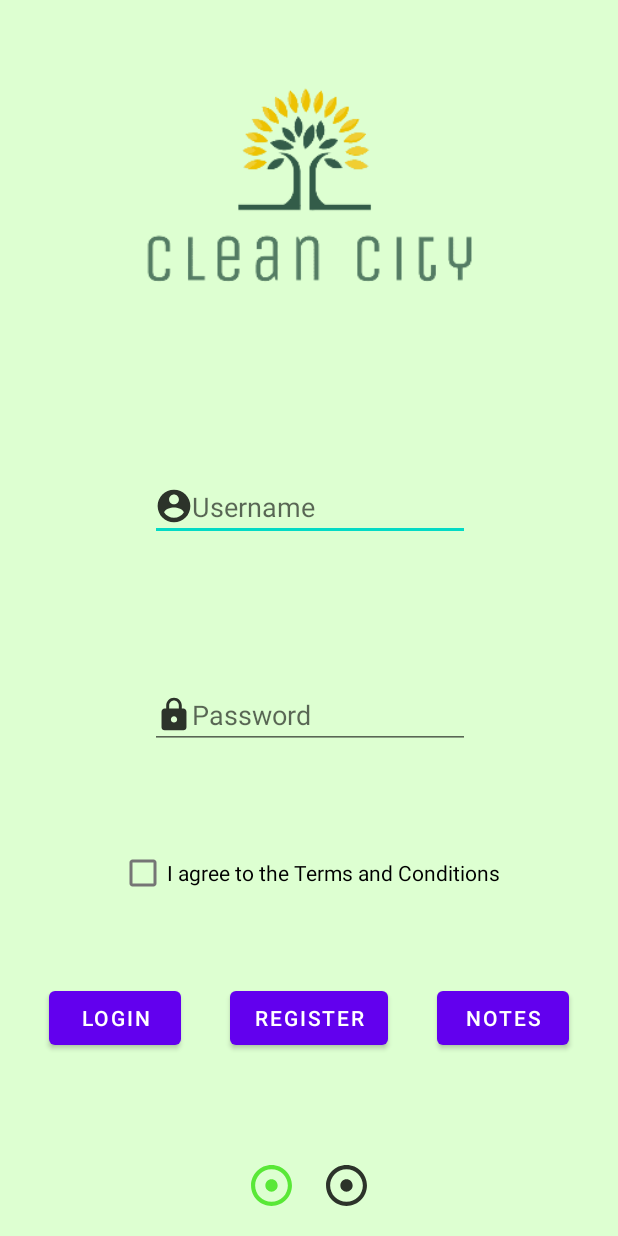
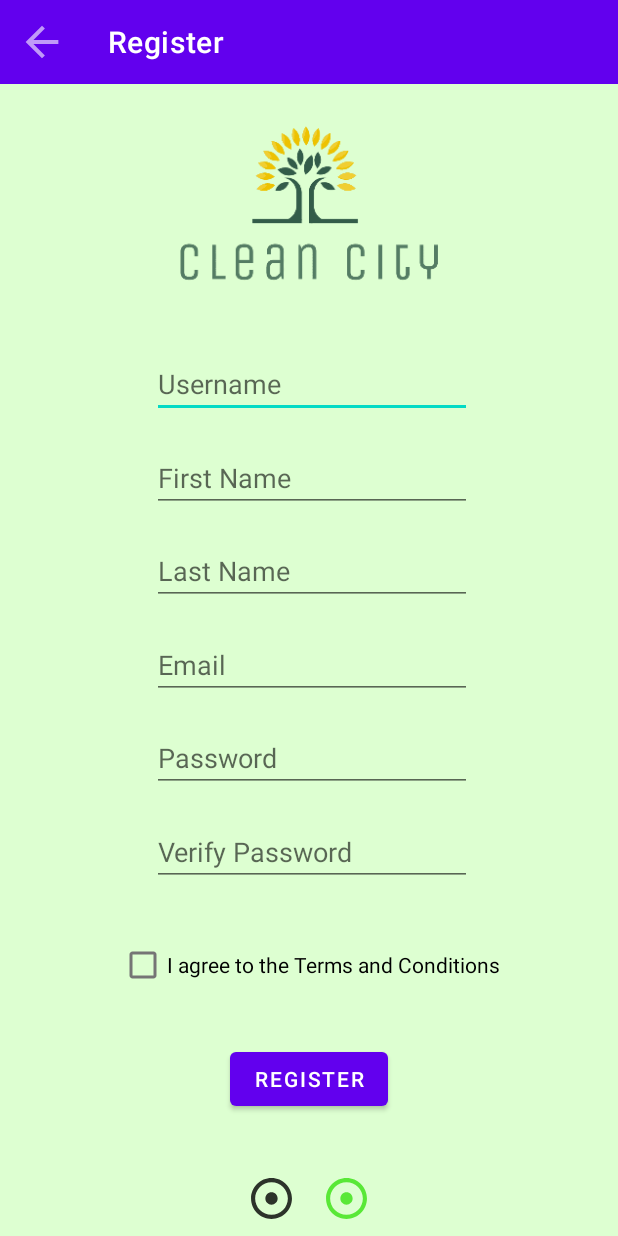
Before and after one commit to GabrielGoncalvesSousa/COMMOV2021, an Android app: the screen it shows after launch (MainActivity before the commit, Register after it), after a tap on an icon or button, on a phone screen of 412 x 824 dp. Run offline under Robolectric (Android 15) with nearby library versions, the phone set to English and light mode, and no system bars.

Commit message:
Register Added

```diff
--- a/CleanCity/app/src/main/java/gabriel/estg/cleancity/MainActivity.kt
+++ b/CleanCity/app/src/main/java/gabriel/estg/cleancity/MainActivity.kt
@@ -31,17 +31,12 @@ class MainActivity : AppCompatActivity() {
             //Getting the values from the textViews
             val username = findViewById<TextView>(R.id.editTextUsername)
             val password = findViewById<TextView>(R.id.editTextTextPassword)
-            val checkBox = findViewById<CheckBox>(R.id.checkBox)
 
             //Checking if all values are not empty
             if(TextUtils.isEmpty(username.text) || TextUtils.isEmpty(password.text)){
                 Toast.makeText(applicationContext, R.string.loginMissingFields, Toast.LENGTH_LONG).show()
 
-            //Checking if checkbox is checked
-            }else if(!checkBox.isChecked){
-                Toast.makeText(applicationContext, R.string.loginMissingCheckbox, Toast.LENGTH_LONG).show()
 
-            //Requests a call to the API with the values from the textViews
             }else{
                 val login = request.login(username.text.toString(),password.text.toString())
 
@@ -65,9 +60,15 @@ class MainActivity : AppCompatActivity() {
             }
         }
 
+        //Listener for register Image button
+        findViewById<ImageView>(R.id.imageViewRegisterLocation).setOnClickListener {
+            startActivity(Intent(this,Register::class.java).apply {})
+        }
+
+
         //Listener for register button
-        findViewById<ImageView>(R.id.imageViewRegisterLocation).setOnClickListener {
-            Toast.makeText(applicationContext, "Register Clicked", Toast.LENGTH_LONG).show()
+        findViewById<Button>(R.id.buttonRegister).setOnClickListener {
+            startActivity(Intent(this,Register::class.java).apply {})
         }
 
         //Listener for notes button
--- /dev/null
+++ b/CleanCity/app/src/main/java/gabriel/estg/cleancity/Register.kt
@@ -0,0 +1,79 @@
+package gabriel.estg.cleancity
+
+import android.content.Intent
+import androidx.appcompat.app.AppCompatActivity
+import android.os.Bundle
+import android.text.TextUtils
+import android.widget.*
+import androidx.appcompat.widget.Toolbar
+import gabriel.estg.cleancity.api.EndPoints
+import gabriel.estg.cleancity.api.ServiceBuilder
+import gabriel.estg.cleancity.api.User
+import retrofit2.Call
+import retrofit2.Callback
+import retrofit2.Response
+
+class Register : AppCompatActivity() {
+    override fun onCreate(savedInstanceState: Bundle?) {
+        super.onCreate(savedInstanceState)
+        setContentView(R.layout.activity_register)
+
+        val request = ServiceBuilder.buildService(EndPoints::class.java)
+
+        //Get TextViews
+        val username = findViewById<TextView>(R.id.editTextRegisterUsername)
+        val firstName = findViewById<TextView>(R.id.editTextRegisterFirstName)
+        val lastName = findViewById<TextView>(R.id.editTextRegisterLastName)
+        val email = findViewById<TextView>(R.id.editTextRegisterEmail)
+        val password = findViewById<TextView>(R.id.editTextRegisterPassword)
+        val passwordVerification = findViewById<TextView>(R.id.editTextRegisterPasswordVerification)
+        val checkBox = findViewById<CheckBox>(R.id.registerCheckBox)
+
+        //Register Button Listener
+        val registerButton = findViewById<Button>(R.id.registerButtonRegister).setOnClickListener{
+            if(TextUtils.isEmpty(username.text) || TextUtils.isEmpty(firstName.text) || TextUtils.isEmpty(lastName.text)||
+                    TextUtils.isEmpty(email.text) || TextUtils.isEmpty(password.text) || TextUtils.isEmpty(passwordVerification.text)){
+
+                Toast.makeText(applicationContext, R.string.loginMissingFields, Toast.LENGTH_LONG).show()
+
+            }else if ( !TextUtils.equals(password.text,passwordVerification.text)){
+                Toast.makeText(applicationContext, R.string.registerPasswordDontMatch, Toast.LENGTH_LONG).show()
+            }else if(!checkBox.isChecked){
+                Toast.makeText(applicationContext, R.string.registerMissingCheckbox, Toast.LENGTH_LONG).show()
+            }else{
+                val register = request.addNewUser(username.text.toString(),firstName.text.toString(),lastName.text.toString(),email.text.toString(),password.text.toString(),false)
+
+                //Sees if the register was successful
+                register.enqueue(object: Callback<User> {
+                    override fun onResponse(call: Call<User>, response: Response<User>) {
+                        if (response.isSuccessful) {
+                            var c = listOf<User>()
+                            c+=response.body()!!
+                            Toast.makeText(applicationContext, R.string.registerSuccesfull, Toast.LENGTH_LONG).show()
+                            startActivity(Intent(applicationContext, MainActivity::class.java).apply {
+                            })
+                        }
+                    }
+
+                    //If not displays a toast
+                    override fun onFailure(call: Call<User>, t:Throwable){
+                        Toast.makeText(applicationContext, R.string.registerNotSuccesfull, Toast.LENGTH_LONG).show()
+                    }
+                })
+            }
+        }
+
+        // loginRoundImage
+        val loginRoundImage = findViewById<ImageView>(R.id.registerImageViewLogin).setOnClickListener{
+            startActivity(Intent(this,MainActivity::class.java).apply {})
+        }
+
+        //Toolbar
+        var toolbar = findViewById<Toolbar>(R.id.registerToolbar)
+        setSupportActionBar(toolbar)
+        toolbar.setNavigationIcon(R.drawable.ic_action_back)
+        toolbar.setNavigationOnClickListener {
+            startActivity(Intent(this, MainActivity::class.java).apply {})
+        }
+    }
+}
--- a/CleanCity/app/src/main/java/gabriel/estg/cleancity/api/EndPoints.kt
+++ b/CleanCity/app/src/main/java/gabriel/estg/cleancity/api/EndPoints.kt
@@ -1,16 +1,30 @@
 package gabriel.estg.cleancity.api
 
 import retrofit2.Call
-import retrofit2.http.GET
-import retrofit2.http.Path
+import retrofit2.http.*
 
-interface EndPoints{
+interface EndPoints {
     //Gets All Users
     @GET("/user/getAllUsers")
-    fun getAllUsers() : Call<List<User>>
+    fun getAllUsers(): Call<List<User>>
 
     //Login
     @GET("user/login/{username}&&{password}")
-    fun login(@Path("username") username:String, @Path("password") password:String) : Call<List<User>>
+    fun login(
+        @Path("username") username: String,
+        @Path("password") password: String
+    ): Call<List<User>>
+
+    //Register
+    @FormUrlEncoded
+    @POST("user/addNewUser")
+    fun addNewUser(
+        @Field("username") username: String,
+        @Field("first_name") first_name: String,
+        @Field("last_name") last_name: String,
+        @Field("email") email: String,
+        @Field("password") password: String,
+        @Field("notification") notification: Boolean
+    ) : Call<User>
 
 }
--- a/CleanCity/app/src/main/java/gabriel/estg/cleancity/notes/EditNoteActivity.kt
+++ b/CleanCity/app/src/main/java/gabriel/estg/cleancity/notes/EditNoteActivity.kt
@@ -82,7 +82,7 @@ class EditNoteActivity : AppCompatActivity() {
             ) {
                 setResult(Activity.RESULT_CANCELED, replyIntent)
             } else {
-                replyIntent.putExtra("id",id)
+                replyIntent.putExtra("id", id)
                 replyIntent.putExtra("subject", subject.text.toString())
                 replyIntent.putExtra("street", street.text.toString())
                 replyIntent.putExtra("locality", locality.text.toString())
--- a/CleanCity/app/src/main/res/layout/activity_main.xml
+++ b/CleanCity/app/src/main/res/layout/activity_main.xml
@@ -19,10 +19,10 @@
         android:inputType="textPersonName|text"
         app:layout_constraintBottom_toBottomOf="parent"
         app:layout_constraintEnd_toEndOf="@+id/editTextTextPassword"
-        app:layout_constraintHorizontal_bias="0.502"
+        app:layout_constraintHorizontal_bias="0.0"
         app:layout_constraintStart_toStartOf="@+id/editTextTextPassword"
         app:layout_constraintTop_toTopOf="parent"
-        app:layout_constraintVertical_bias="0.405" />
+        app:layout_constraintVertical_bias="0.454" />
 
     <EditText
         android:id="@+id/editTextTextPassword"
@@ -35,9 +35,11 @@
         android:hint="@string/mainPage_password"
         android:inputType="textPersonName|textPassword"
         app:layout_constraintBottom_toBottomOf="parent"
-        app:layout_constraintEnd_toEndOf="@+id/checkBox"
-        app:layout_constraintStart_toStartOf="@+id/checkBox"
-        app:layout_constraintTop_toBottomOf="@+id/editTextUsername" />
+        app:layout_constraintEnd_toEndOf="parent"
+        app:layout_constraintHorizontal_bias="0.502"
+        app:layout_constraintStart_toStartOf="parent"
+        app:layout_constraintTop_toBottomOf="@+id/editTextUsername"
+        app:layout_constraintVertical_bias="0.948" />
 
     <Button
         android:id="@+id/buttonNotes"
@@ -117,17 +119,6 @@
         app:layout_constraintVertical_bias="0.0"
         app:srcCompat="@drawable/logo_transparent" />
 
-    <CheckBox
-        android:id="@+id/checkBox"
-        android:layout_width="wrap_content"
-        android:layout_height="wrap_content"
-        android:layout_marginBottom="24dp"
-        android:text="@string/mainPage_checkboxTerms"
-        app:layout_constraintBottom_toTopOf="@+id/buttonRegister"
-        app:layout_constraintEnd_toEndOf="@+id/buttonRegister"
-        app:layout_constraintHorizontal_bias="0.496"
-        app:layout_constraintStart_toStartOf="@+id/buttonRegister"
-        app:layout_constraintTop_toBottomOf="@+id/editTextTextPassword"
-        app:layout_constraintVertical_bias="0.705" />
+
 
 </androidx.constraintlayout.widget.ConstraintLayout>
--- /dev/null
+++ b/CleanCity/app/src/main/res/layout/activity_register.xml
@@ -0,0 +1,175 @@
+<?xml version="1.0" encoding="utf-8"?>
+<androidx.constraintlayout.widget.ConstraintLayout xmlns:android="http://schemas.android.com/apk/res/android"
+    xmlns:app="http://schemas.android.com/apk/res-auto"
+    xmlns:tools="http://schemas.android.com/tools"
+    android:layout_width="match_parent"
+    android:layout_height="match_parent"
+    android:background="#60A6FF85"
+    tools:context=".Register">
+
+    <androidx.appcompat.widget.Toolbar
+        android:id="@+id/registerToolbar"
+        android:layout_width="match_parent"
+        android:layout_height="wrap_content"
+        android:background="?attr/colorPrimary"
+        android:minHeight="?attr/actionBarSize"
+        android:theme="?attr/actionBarTheme"
+        app:layout_constraintBottom_toBottomOf="parent"
+        app:layout_constraintEnd_toEndOf="parent"
+        app:layout_constraintHorizontal_bias="1.0"
+        app:layout_constraintStart_toStartOf="parent"
+        app:layout_constraintTop_toTopOf="parent"
+        app:layout_constraintVertical_bias="0.0"
+        app:title="@string/mainPage_buttonRegistar"
+        app:titleMargin="0dp"
+        app:titleTextColor="@android:color/white" />
+
+    <EditText
+        android:id="@+id/editTextRegisterUsername"
+        android:layout_width="wrap_content"
+        android:layout_height="wrap_content"
+        android:ems="10"
+        android:hint="@string/mainPage_username"
+        android:inputType="textPersonName|text"
+        app:layout_constraintBottom_toBottomOf="parent"
+        app:layout_constraintEnd_toEndOf="@+id/editTextRegisterFirstName"
+        app:layout_constraintHorizontal_bias="1.0"
+        app:layout_constraintStart_toStartOf="@+id/editTextRegisterFirstName"
+        app:layout_constraintTop_toTopOf="parent"
+        app:layout_constraintVertical_bias="0.30" />
+
+    <EditText
+        android:id="@+id/editTextRegisterFirstName"
+        android:layout_width="wrap_content"
+        android:layout_height="wrap_content"
+        android:ems="10"
+        android:hint="@string/registerFirstName"
+        android:inputType="textPersonName|text"
+        app:layout_constraintBottom_toBottomOf="parent"
+        app:layout_constraintEnd_toEndOf="@+id/editTextRegisterLastName"
+        app:layout_constraintHorizontal_bias="0.0"
+        app:layout_constraintStart_toStartOf="@+id/editTextRegisterLastName"
+        app:layout_constraintTop_toTopOf="parent"
+        app:layout_constraintVertical_bias="0.38" />
+
+    <EditText
+        android:id="@+id/editTextRegisterLastName"
+        android:layout_width="wrap_content"
+        android:layout_height="wrap_content"
+        android:ems="10"
+        android:hint="@string/registerLastName"
+        android:inputType="textPersonName|text"
+        app:layout_constraintBottom_toBottomOf="parent"
+        app:layout_constraintEnd_toEndOf="@+id/editTextRegisterEmail"
+        app:layout_constraintHorizontal_bias="0.0"
+        app:layout_constraintStart_toStartOf="@+id/editTextRegisterEmail"
+        app:layout_constraintTop_toTopOf="parent"
+        app:layout_constraintVertical_bias="0.46" />
+
+    <EditText
+        android:id="@+id/editTextRegisterEmail"
+        android:layout_width="wrap_content"
+        android:layout_height="wrap_content"
+        android:ems="10"
+        android:hint="@string/registerEmail"
+        android:inputType="textPersonName|textEmailAddress"
+        app:layout_constraintBottom_toBottomOf="parent"
+        app:layout_constraintEnd_toEndOf="@+id/editTextRegisterPassword"
+        app:layout_constraintHorizontal_bias="0.0"
+        app:layout_constraintStart_toStartOf="@+id/editTextRegisterPassword"
+        app:layout_constraintTop_toTopOf="parent"
+        app:layout_constraintVertical_bias="0.54" />
+
+    <EditText
+        android:id="@+id/editTextRegisterPassword"
+        android:layout_width="wrap_content"
+        android:layout_height="wrap_content"
+        android:ems="10"
+        android:hint="@string/registerPassword"
+        android:inputType="textPersonName|textPassword"
+        app:layout_constraintBottom_toBottomOf="parent"
+        app:layout_constraintEnd_toEndOf="@+id/editTextRegisterPasswordVerification"
+        app:layout_constraintHorizontal_bias="0.0"
+        app:layout_constraintStart_toStartOf="@+id/editTextRegisterPasswordVerification"
+        app:layout_constraintTop_toTopOf="parent"
+        app:layout_constraintVertical_bias="0.62" />
+
+    <EditText
+        android:id="@+id/editTextRegisterPasswordVerification"
+        android:layout_width="wrap_content"
+        android:layout_height="wrap_content"
+        android:ems="10"
+        android:hint="@string/registerPasswordVerify"
+        android:inputType="textPersonName|textPassword"
+        app:layout_constraintBottom_toBottomOf="parent"
+        app:layout_constraintEnd_toEndOf="@+id/registerCheckBox"
+        app:layout_constraintHorizontal_bias="0.545"
+        app:layout_constraintStart_toStartOf="@+id/registerCheckBox"
+        app:layout_constraintTop_toTopOf="parent"
+        app:layout_constraintVertical_bias="0.7" />
+
+    <Button
+        android:id="@+id/registerButtonRegister"
+        android:layout_width="wrap_content"
+        android:layout_height="wrap_content"
+        android:text="@string/mainPage_buttonRegistar"
+        app:layout_constraintBottom_toBottomOf="parent"
+        app:layout_constraintEnd_toEndOf="parent"
+        app:layout_constraintStart_toStartOf="parent"
+        app:layout_constraintTop_toTopOf="parent"
+        app:layout_constraintVertical_bias="0.896" />
+
+    <ImageView
+        android:id="@+id/imageViewRegisterLocation"
+        android:layout_width="30dp"
+        android:layout_height="30dp"
+        android:layout_marginStart="20dp"
+        android:layout_marginLeft="20dp"
+        android:layout_marginEnd="165dp"
+        android:layout_marginRight="165dp"
+        app:layout_constraintBottom_toBottomOf="parent"
+        app:layout_constraintEnd_toEndOf="parent"
+        app:layout_constraintStart_toEndOf="@+id/registerImageViewLogin"
+        app:layout_constraintTop_toBottomOf="@+id/registerButtonRegister"
+        app:layout_constraintVertical_bias="0.797"
+        app:srcCompat="@drawable/ic_action_location" />
+
+    <ImageView
+        android:id="@+id/registerImageViewLogin"
+        android:layout_width="30dp"
+        android:layout_height="30dp"
+        android:layout_marginStart="165dp"
+        android:layout_marginLeft="165dp"
+        app:layout_constraintBottom_toBottomOf="parent"
+        app:layout_constraintEnd_toStartOf="@+id/imageViewRegisterLocation"
+        app:layout_constraintHorizontal_bias="0.042"
+        app:layout_constraintStart_toStartOf="parent"
+        app:layout_constraintTop_toBottomOf="@+id/registerButtonRegister"
+        app:layout_constraintVertical_bias="0.797"
+        app:srcCompat="@drawable/ic_action_location"
+        app:tint="@color/black" />
+
+    <ImageView
+        android:id="@+id/imageViewLogotipo"
+        android:layout_width="225dp"
+        android:layout_height="195dp"
+        app:layout_constraintBottom_toBottomOf="parent"
+        app:layout_constraintEnd_toEndOf="parent"
+        app:layout_constraintStart_toStartOf="parent"
+        app:layout_constraintTop_toTopOf="parent"
+        app:layout_constraintVertical_bias="0.059"
+        app:srcCompat="@drawable/logo_transparent" />
+
+    <CheckBox
+        android:id="@+id/registerCheckBox"
+        android:layout_width="wrap_content"
+        android:layout_height="wrap_content"
+        android:layout_marginBottom="20dp"
+        android:text="@string/mainPage_checkboxTerms"
+        app:layout_constraintBottom_toTopOf="@+id/registerButtonRegister"
+        app:layout_constraintEnd_toEndOf="@+id/registerButtonRegister"
+        app:layout_constraintStart_toStartOf="@+id/registerButtonRegister"
+        app:layout_constraintTop_toBottomOf="@+id/editTextRegisterPasswordVerification"
+        app:layout_constraintVertical_bias="0.78" />
+
+</androidx.constraintlayout.widget.ConstraintLayout>
--- a/CleanCity/app/src/main/res/values/strings.xml
+++ b/CleanCity/app/src/main/res/values/strings.xml
@@ -56,7 +56,16 @@
 
     <!-- Login Toasts-->
     <string name="loginMissingFields">Fill all the fields!</string>
-    <string name="loginMissingCheckbox">Check the checkbox!</string>
     <string name="loginWrongCredentials">Invalid credentials</string>
 
+    <!-- Register-->
+    <string name="registerFirstName">First Name</string>
+    <string name="registerLastName">Last Name</string>
+    <string name="registerEmail">Email</string>
+    <string name="registerPassword">Password</string>
+    <string name="registerPasswordVerify">Verify Password</string>
+    <string name="registerPasswordDontMatch">Passwords don\'t match</string>
+    <string name="registerMissingCheckbox">Check the checkbox!</string>
+    <string name="registerSuccesfull">The Register was successful</string>
+    <string name="registerNotSuccesfull">The Register was not successful</string>
 </resources>
```
Also changed, not shown: CleanCity/app/src/main/AndroidManifest.xml (+5 -4 lines), 1 other file.
